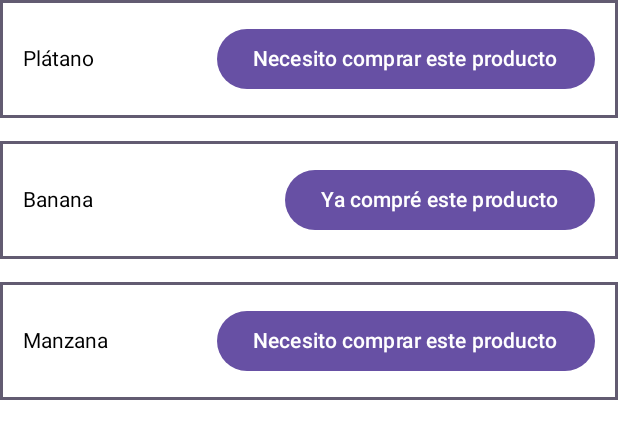
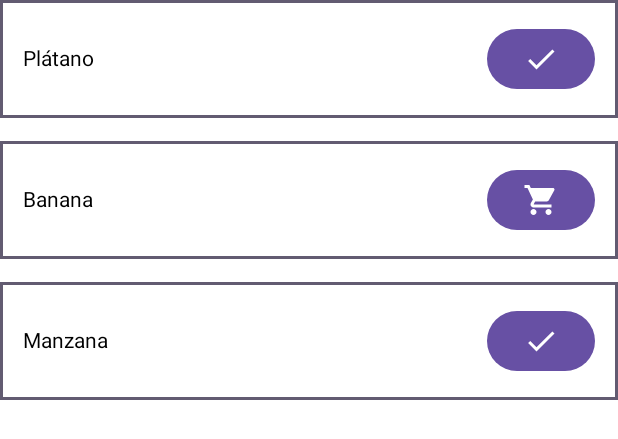
Before and after one commit to LuiggiPasacheL/Produra, an Android app built with Jetpack Compose: the @Preview function ProductListComponentPreview, on a phone screen of 412 x 824 dp. Shown: the top 439 px of the screen. Run offline under Robolectric (Android 15) with nearby library versions, the phone set to English and light mode, and no system bars.

Commit message:
Change ProductCard text to icons

```diff
--- a/app/src/main/java/com/example/produra/presentation/productList/components/ProductCard.kt
+++ b/app/src/main/java/com/example/produra/presentation/productList/components/ProductCard.kt
@@ -9,7 +9,11 @@ import androidx.compose.foundation.layout.Column
 import androidx.compose.foundation.layout.Row
 import androidx.compose.foundation.layout.fillMaxWidth
 import androidx.compose.foundation.layout.padding
+import androidx.compose.material.icons.Icons
+import androidx.compose.material.icons.filled.Check
+import androidx.compose.material.icons.filled.ShoppingCart
 import androidx.compose.material3.Button
+import androidx.compose.material3.Icon
 import androidx.compose.material3.MaterialTheme
 import androidx.compose.material3.Text
 import androidx.compose.runtime.Composable
@@ -50,22 +54,22 @@ fun ProductCard(
                 Row(Modifier.padding(15.dp, 15.dp, 15.dp, 15.dp), verticalAlignment = alignment) {
                     Button(onClick = { toggleProductMustBePurchased(product) }) {
                         if (product.mustBePurchased) {
-                            Text(text = "Necesito comprar este producto")
+                            Icon(imageVector = Icons.Default.Check, contentDescription = "Necesito comprar este producto")
                         } else {
-                            Text(text = "Ya compré este producto")
+                            Icon(imageVector = Icons.Default.ShoppingCart, contentDescription = "Necesito comprar este producto")
                         }
                     }
                 }
             }
         }
         if (showDetails) {
-            Details(product = product)
+            ProductDetails(product = product)
         }
     }
 }
 
 @Composable
-fun Details(product: Product) {
+fun ProductDetails(product: Product) {
     Box {
         Text(text = product.description)
     }
```
